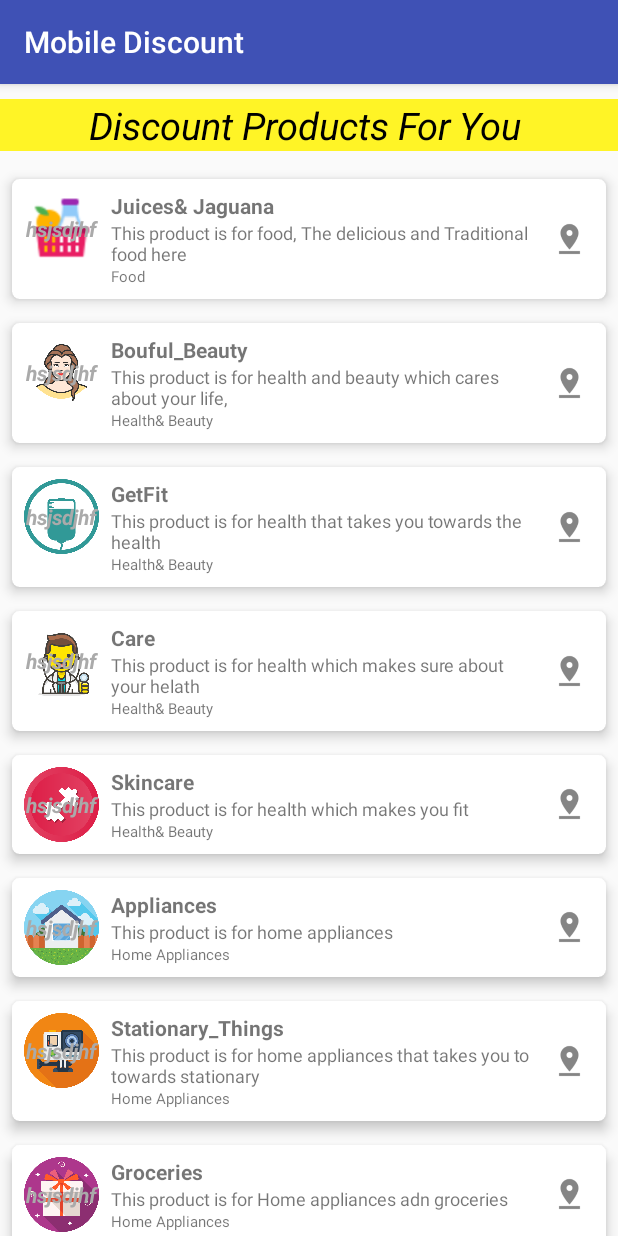
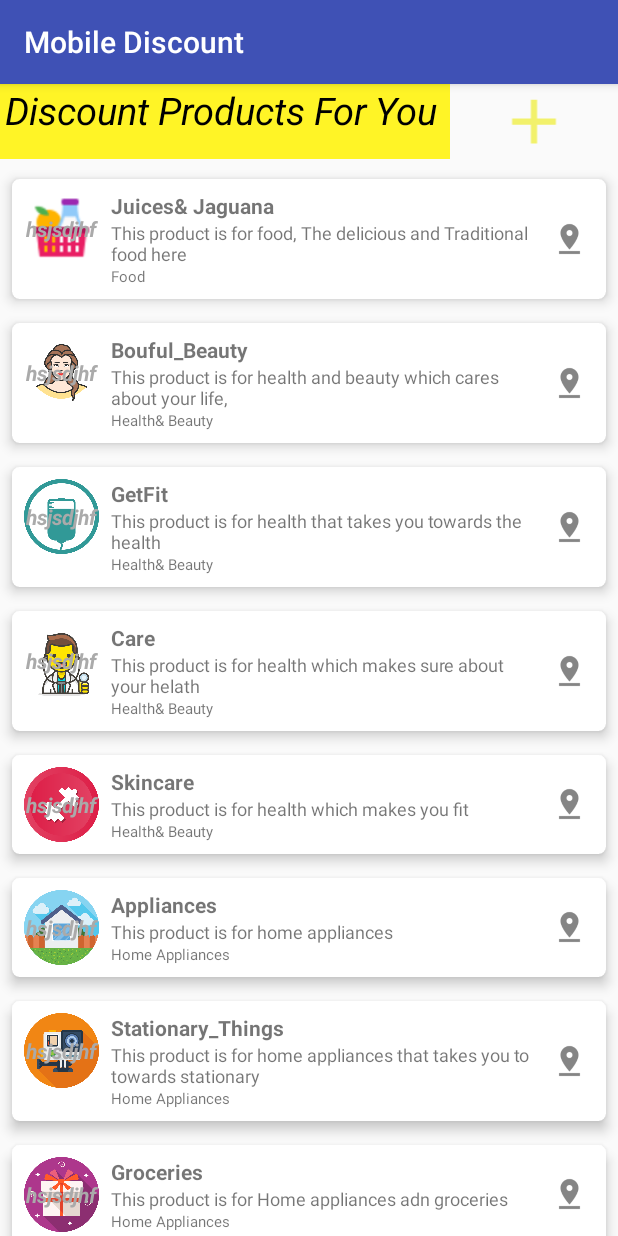
Before and after one commit to M-Qais/Mobile_Discount, an Android app: the HomeActivity screen opened directly, with no data from a screen before it, on a phone screen of 412 x 824 dp. Run offline under Robolectric (Android 15) with nearby library versions, the phone set to English and light mode, and no system bars; libraries missing offline, so code that uses them is left out: uk.co.chrisjenx; 1 statement that could not run was skipped.

Commit message:
phase1_last

```diff
--- a/app/build.gradle
+++ b/app/build.gradle
@@ -4,7 +4,7 @@ android {
     compileSdkVersion 28
     buildToolsVersion "28.0.3"
     defaultConfig {
-        applicationId "qais.mirza.mobile_discount"
+        applicationId "hamza.m.mobile_discount"
         minSdkVersion 19
         targetSdkVersion 28
         versionCode 1
--- a/app/src/main/java/qais/mirza/adapters/Products_home_adapter.java
+++ b/app/src/main/java/hamza/m/adapters/Products_home_adapter.java
@@ -1,4 +1,4 @@
-package qais.mirza.adapters;
+package hamza.m.adapters;
 
 import android.content.Context;
 import android.support.annotation.NonNull;
@@ -11,7 +11,7 @@ import android.widget.TextView;
 
 import java.security.AccessControlContext;
 
-import qais.mirza.mobile_discount.R;
+import hamza.m.mobile_discount.R;
 
 
 public class Products_home_adapter extends RecyclerView.Adapter<DuaViewHolder> {
--- a/app/src/main/java/qais/mirza/mobile_discount/HomeActivity.java
+++ b/app/src/main/java/hamza/m/mobile_discount/HomeActivity.java
@@ -1,12 +1,15 @@
-package qais.mirza.mobile_discount;
+package hamza.m.mobile_discount;
 
+import android.content.Intent;
 import android.support.v7.app.AppCompatActivity;
 import android.os.Bundle;
 import android.support.v7.widget.LinearLayoutManager;
 import android.support.v7.widget.RecyclerView;
+import android.view.View;
+import android.widget.ImageView;
 import android.widget.TextView;
 
-import qais.mirza.adapters.Products_home_adapter;
+import hamza.m.adapters.Products_home_adapter;
 import uk.co.chrisjenx.calligraphy.CalligraphyConfig;
 
 import static java.security.AccessController.getContext;
@@ -17,6 +20,7 @@ public class HomeActivity extends AppCompatActivity {
      RecyclerView products_recyclerView;
     RecyclerView.Adapter product_adapter;
     RecyclerView.LayoutManager product_layoutManager;
+    ImageView addform_image ;
 
     //arrays for data filling
     int[] product_image = {
@@ -61,6 +65,8 @@ public class HomeActivity extends AppCompatActivity {
                         setFontAttrId(R.attr.fontPath).
                         build());
         setContentView(R.layout.activity_home);
+        addform_image = (ImageView) findViewById(R.id.addformimage);
+
 
 
 //        hello= findViewById(R.id.hellooo);
@@ -74,6 +80,15 @@ public class HomeActivity extends AppCompatActivity {
 
         product_adapter =  new Products_home_adapter(this,product_image,product_name,product_description,product_type);
         products_recyclerView.setAdapter(product_adapter);
+
+
+        addform_image.setOnClickListener(new View.OnClickListener() {
+            @Override
+            public void onClick(View view) {
+                Intent addform = new Intent (HomeActivity.this,Shopkeeperform.class);
+                startActivity(addform);
+            }
+        });
     }
 
 
--- a/app/src/main/java/qais/mirza/mobile_discount/ProfileActivity.java
+++ b/app/src/main/java/hamza/m/mobile_discount/ProfileActivity.java
@@ -1,4 +1,4 @@
-package qais.mirza.mobile_discount;
+package hamza.m.mobile_discount;
 
 import android.app.ProgressDialog;
 import android.content.Context;
--- a/app/src/main/java/qais/mirza/mobile_discount/SelectUserScreen.java
+++ b/app/src/main/java/hamza/m/mobile_discount/SelectUserScreen.java
@@ -1,4 +1,4 @@
-package qais.mirza.mobile_discount;
+package hamza.m.mobile_discount;
 
 import android.content.Intent;
 import android.support.v7.app.AppCompatActivity;
--- a/app/src/main/java/qais/mirza/mobile_discount/SplashActivity.java
+++ b/app/src/main/java/hamza/m/mobile_discount/SplashActivity.java
@@ -1,4 +1,4 @@
-package qais.mirza.mobile_discount;
+package hamza.m.mobile_discount;
 
 import android.content.Intent;
 import android.os.Handler;
--- a/app/src/main/java/qais/mirza/mobile_discount/VerifyScreen.java
+++ b/app/src/main/java/hamza/m/mobile_discount/VerifyScreen.java
@@ -1,4 +1,4 @@
-package qais.mirza.mobile_discount;
+package hamza.m.mobile_discount;
 
 import android.content.Intent;
 import android.support.annotation.NonNull;
--- /dev/null
+++ b/app/src/main/res/drawable/ic_add_black_24dp.xml
@@ -0,0 +1,5 @@
+<vector android:height="24dp" android:tint="#F2F16B"
+    android:viewportHeight="24.0" android:viewportWidth="24.0"
+    android:width="24dp" xmlns:android="http://schemas.android.com/apk/res/android">
+    <path android:fillColor="#FF000000" android:pathData="M19,13h-6v6h-2v-6H5v-2h6V5h2v6h6v2z"/>
+</vector>
--- a/app/src/main/res/layout/activity_home.xml
+++ b/app/src/main/res/layout/activity_home.xml
@@ -7,26 +7,34 @@
     tools:context=".HomeActivity">
 
 
-    <!--<TextView
-        android:layout_width="wrap_content"
-        android:layout_height="wrap_content"
-        android:text="helllllo there "
-        android:textSize="50sp"
-        android:id="@+id/hellooo"
-        android:textAlignment="center"/>-->
 
-    <TextView
+    <LinearLayout
         android:layout_width="match_parent"
-        android:layout_height="wrap_content"
-        android:id="@+id/heading_dua"
-        android:text="Discount Products For You "
-        android:layout_gravity="center_horizontal"
-        android:textAlignment="center"
-        android:background="@color/yellow"
-        android:textStyle="italic"
-        android:layout_marginTop="10dp"
-        android:textColor="@android:color/black"
-        android:textSize="25sp"/>
+        android:layout_height="50dp"
+        android:id="@+id/textDataLinear"
+        android:orientation="horizontal">
+
+        <TextView
+            android:id="@+id/heading_dua"
+            android:layout_width="300dp"
+            android:layout_height="match_parent"
+            android:layout_gravity="center_horizontal"
+            android:background="@color/yellow"
+            android:gravity="center_horizontal"
+            android:textAlignment="center"
+            android:text="Discount Products For You "
+            android:textColor="@android:color/black"
+            android:textSize="25sp"
+            android:textStyle="italic" />
+        <ImageView
+            android:layout_width="match_parent"
+            android:layout_height="match_parent"
+            android:id="@+id/addformimage"
+            android:layout_gravity="start"
+            android:src="@drawable/ic_add_black_24dp"/>
+
+    </LinearLayout>
+
 
     <!-- TODO: Update blank fragment layout -->
     <android.support.v7.widget.RecyclerView
```
Also changed, not shown: app/src/main/AndroidManifest.xml (+17 -19 lines), app/src/main/java/hamza/m/mobile_discount/ShopkeeperData.java (added, +63 -0 lines), app/src/main/java/hamza/m/mobile_discount/Shopkeeperform.java (added, +102 -0 lines), app/src/main/res/layout/activity_shopkeeperform.xml (added, +83 -0 lines), 5 other files.
